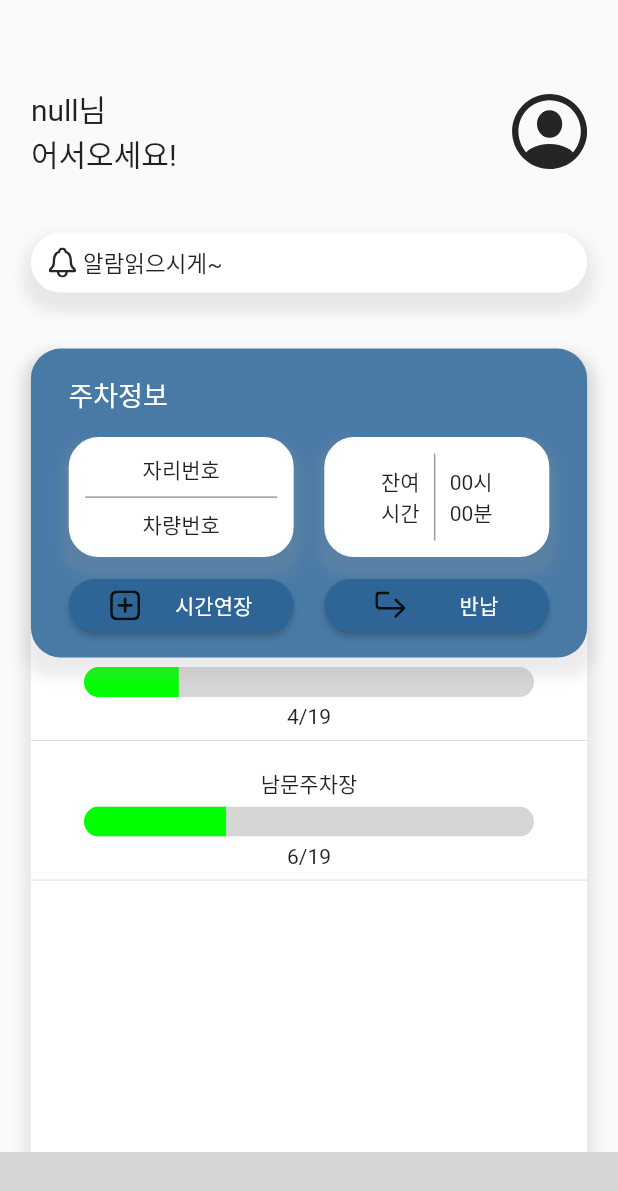
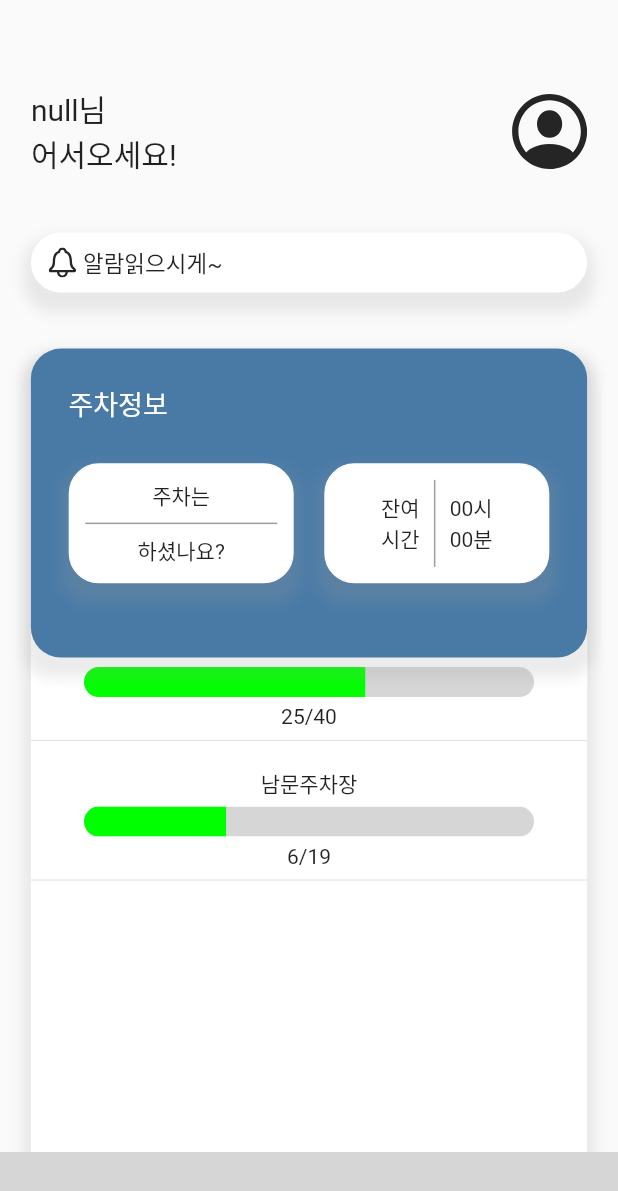
Before and after one commit to Chang-zo/Every-Parking, a Flutter app: the screen it shows after launch, on a phone screen of 412 x 824 dp. Shown: the top 1191 px of the screen. Run offline on Flutter 3.47's test engine with Material 2 defaults, Android fonts, the phone set to English and light mode, and no system bars; our stand-ins replace dotted_border, flutter_svg, font_awesome_flutter, image_picker; missing offline and left inert: bottom_indicator_bar_svg; network calls fail; grey boxes are pictures that could not be loaded.

```diff
--- a/lib/Model/parkingstatus.dart
+++ b/lib/Model/parkingstatus.dart
@@ -1,15 +1,15 @@
 class MyParkingStatus {
-  var parkingId;
-  var remain;
-  var carNumber;
+  int? parkingId;
+  int? remain;
+  String? carNumber;
 
-  MyParkingStatus({ this.parkingId,this.remain,this.carNumber });
+  MyParkingStatus({this.parkingId, this.remain, this.carNumber});
 
-  factory MyParkingStatus.fromJson(Map<String, dynamic> json){
+  factory MyParkingStatus.fromJson(Map<String, dynamic> json) {
     return MyParkingStatus(
-      parkingId : json['parkingId'],
-      remain : json['remain'],
-      carNumber : json['carNumber'],
+      parkingId: json['parkingId'],
+      remain: json['remain'],
+      carNumber: json['carNumber'],
     );
   }
 }
--- a/lib/main.dart
+++ b/lib/main.dart
@@ -28,9 +28,7 @@ class MyApp extends StatelessWidget {
       ),
       //실행 시키면 가장 먼저 보이는 화면
       //home: const LoginScreen(),
-      home: const MainScreen(
-        userId: "바보",
-      ),
+      home: const MainScreen(userId: "바보"),
     );
   }
 }
--- a/lib/screen/home_screen.dart
+++ b/lib/screen/home_screen.dart
@@ -29,10 +29,10 @@ class _HomeScreen extends State<HomeScreen> {
   void initState() {
     super.initState();
     _getUserInfo();
-    //_getUserCarInfo();
+    _getUserCarInfo();
     //_getParkingLotInfo();
     nowParkingList = [
-      ParkingLotInfo(name: "동문주차장", available: 15, total: 19),
+      ParkingLotInfo(name: "동문주차장", available: 15, total: 40),
       ParkingLotInfo(name: "남문주차장", available: 13, total: 19),
     ];
   }
@@ -56,6 +56,16 @@ class _HomeScreen extends State<HomeScreen> {
       myParkingStatus.parkingId = myParkingStatusInfo.parkingId;
       myParkingStatus.remain = myParkingStatusInfo.remain;
       myParkingStatus.carNumber = myParkingStatusInfo.carNumber;
+
+      if (myParkingStatus.parkingId == null) {
+        myParkingStatus.parkingId == "";
+      }
+      if (myParkingStatus.remain == null) {
+        myParkingStatus.remain == "";
+      }
+      if (myParkingStatus.carNumber == null) {
+        myParkingStatus.carNumber == "";
+      }
     });
   }
 
@@ -67,6 +77,17 @@ class _HomeScreen extends State<HomeScreen> {
     setState(() {
       nowParkingList = nowParkingStatusInfo;
     });
+  }
+
+  Future<void> _refresh() {
+    setState(() {
+      //서버 연결 후 아래 주석처리 된거 실행시키기!
+      //nowParkingList = nowParkingStatusInfo;
+      nowParkingList.add(
+        ParkingLotInfo(name: "동문주차장", available: 15, total: 56),
+      );
+    });
+    return Future<void>.value();
   }
 
   @override
@@ -161,6 +182,8 @@ class _HomeScreen extends State<HomeScreen> {
                         child: Container(
                           padding: EdgeInsets.only(
                               top: MediaQuery.of(context).size.height * 0.22),
+                          child: RefreshIndicator(
+                            onRefresh: _refresh,
                             child: ListView.builder(
                               itemCount: nowParkingList.length,
                               itemBuilder: (context, index) {
@@ -174,8 +197,8 @@ class _HomeScreen extends State<HomeScreen> {
                                     );
                                   },
                                   child: Padding(
-                                  padding:
-                                      const EdgeInsets.symmetric(vertical: 5.0),
+                                    padding: const EdgeInsets.symmetric(
+                                        vertical: 5.0),
                                     child: Column(
                                       mainAxisAlignment:
                                           MainAxisAlignment.spaceBetween,
@@ -198,7 +221,8 @@ class _HomeScreen extends State<HomeScreen> {
                                               valueColor:
                                                   AlwaysStoppedAnimation<Color>(
                                                       Color(0xff00ff00)),
-                                            backgroundColor: Color(0xffD6D6D6),
+                                              backgroundColor:
+                                                  Color(0xffD6D6D6),
                                             ),
                                           ),
                                         ),
@@ -216,6 +240,7 @@ class _HomeScreen extends State<HomeScreen> {
                                   ),
                                 );
                               },
+                            ),
                           ),
                         )),
                     // 상단 고정 컨테이너
@@ -270,33 +295,51 @@ class _HomeScreen extends State<HomeScreen> {
                                       height: 80,
                                       decoration: BoxDecoration(
                                           color: Colors.white,
-                                        border: Border.all(color: Colors.white),
+                                          border:
+                                              Border.all(color: Colors.white),
                                           borderRadius:
                                               BorderRadius.circular(20.0),
                                           boxShadow: [
                                             BoxShadow(
-                                            color: Colors.grey.withOpacity(0.2),
+                                              color:
+                                                  Colors.grey.withOpacity(0.2),
                                               spreadRadius: 5,
                                               blurRadius: 7,
                                               offset: Offset(0,
                                                   8), // changes position of shadow
                                             ),
                                           ]),
-                                    child: Column(
+                                      child: user.status == true
+                                          ? Column(
                                               mainAxisAlignment:
                                                   MainAxisAlignment.center,
                                               children: [
-                                        Text("자리번호"),
+                                                Text(myParkingStatus.carNumber
+                                                    .toString()),
                                                 Divider(
                                                   color: Colors.grey,
                                                   thickness: 1,
                                                   indent: 10,
                                                   endIndent: 10,
                                                 ),
-                                        Text("차량번호")
+                                                Text(myParkingStatus.parkingId
+                                                    .toString())
                                               ],
+                                            )
+                                          : Column(
+                                              mainAxisAlignment:
+                                                  MainAxisAlignment.center,
+                                              children: [
+                                                Text("주차는"),
+                                                Divider(
+                                                  color: Colors.grey,
+                                                  thickness: 1,
+                                                  indent: 10,
+                                                  endIndent: 10,
                                                 ),
-                                  ),
+                                                Text("하셨나요?")
+                                              ],
+                                            )),
                                   Container(
                                     width: 150,
                                     height: 80,
@@ -326,13 +369,17 @@ class _HomeScreen extends State<HomeScreen> {
                                           indent: 10,
                                           endIndent: 10,
                                         ),
-                                        Text("00시\n00분")
+                                        user.status == true
+                                            ? Text(myParkingStatus.remain
+                                                .toString())
+                                            : Text("00시\n00분")
                                       ],
                                     ),
                                   ),
                                 ],
                               ),
-                              Row(
+                              user.status == true
+                                  ? Row(
                                       mainAxisAlignment:
                                           MainAxisAlignment.spaceAround,
                                       children: [
@@ -345,7 +392,8 @@ class _HomeScreen extends State<HomeScreen> {
                                                     0xFF, 0x2F, 0x64, 0x96),
                                                 shape: RoundedRectangleBorder(
                                                   borderRadius:
-                                                BorderRadius.circular(30.0),
+                                                      BorderRadius.circular(
+                                                          30.0),
                                                 ),
                                               ),
                                               onPressed: () {
@@ -357,7 +405,8 @@ class _HomeScreen extends State<HomeScreen> {
                                               },
                                               child: Row(
                                                 mainAxisAlignment:
-                                              MainAxisAlignment.spaceAround,
+                                                    MainAxisAlignment
+                                                        .spaceAround,
                                                 children: [
                                                   SvgPicture.asset(
                                                     'assets/icons/white/custom.plus.app.svg',
@@ -377,7 +426,8 @@ class _HomeScreen extends State<HomeScreen> {
                                                     0xFF, 0x2F, 0x64, 0x96),
                                                 shape: RoundedRectangleBorder(
                                                   borderRadius:
-                                                BorderRadius.circular(30.0),
+                                                      BorderRadius.circular(
+                                                          30.0),
                                                 ),
                                               ),
                                               onPressed: () {
@@ -389,7 +439,8 @@ class _HomeScreen extends State<HomeScreen> {
                                               },
                                               child: Row(
                                                 mainAxisAlignment:
-                                              MainAxisAlignment.spaceAround,
+                                                    MainAxisAlignment
+                                                        .spaceAround,
                                                 children: [
                                                   SvgPicture.asset(
                                                     'assets/icons/white/custom.return.right.svg',
@@ -401,7 +452,8 @@ class _HomeScreen extends State<HomeScreen> {
                                               )),
                                         )
                                       ],
-                              ),
+                                    )
+                                  : Container()
                             ],
                           ),
                         ),
```
Also changed, not shown: assets/logo.png, 9 other files. Lines whose indentation alone changed are shown as unchanged.
